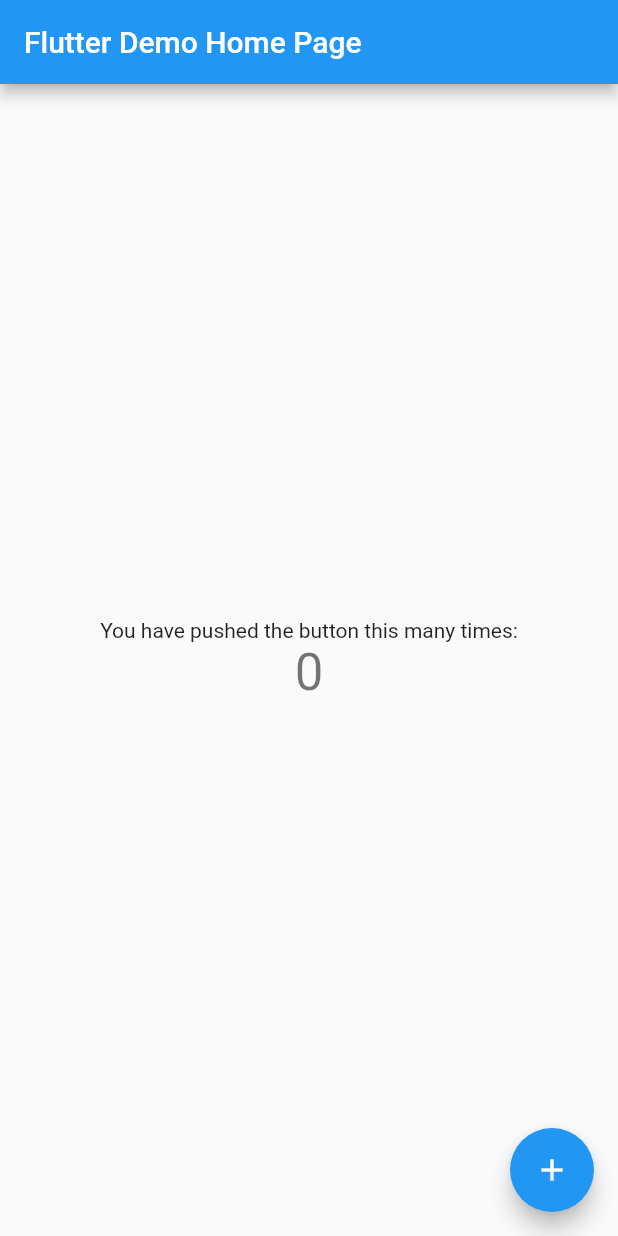
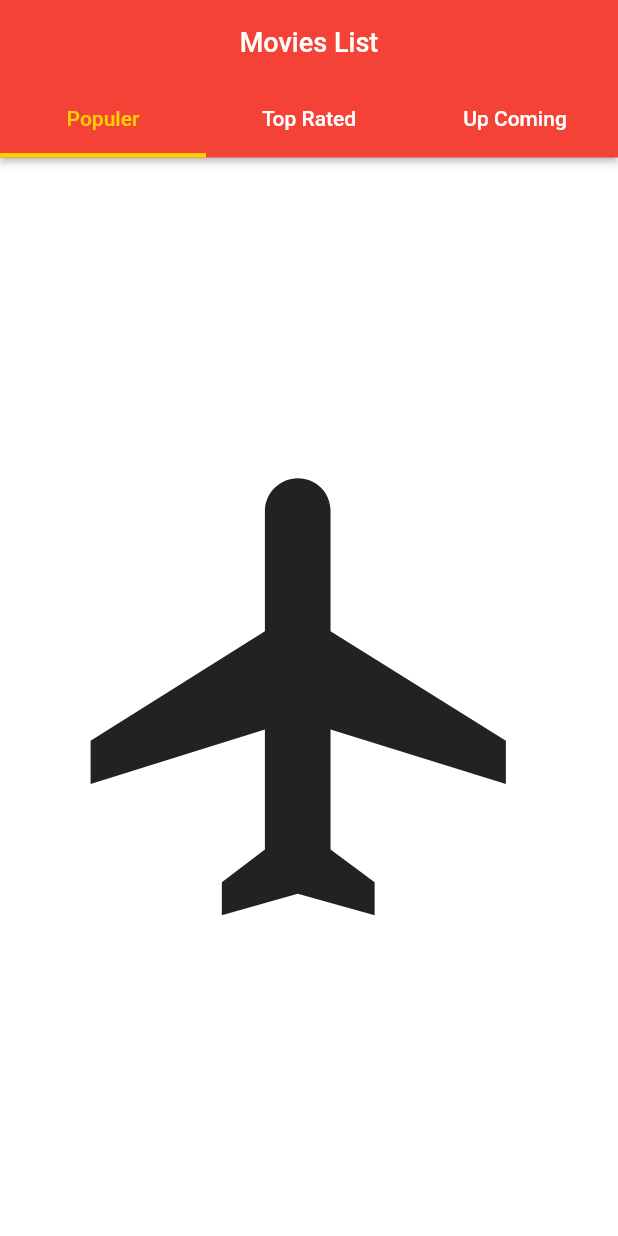
Before and after one commit to jaysadhu2141/MovieApp, a Flutter app: the screen it shows after launch, on a phone screen of 412 x 824 dp. Run offline on Flutter 3.47's test engine with Material 2 defaults, Android fonts, the phone set to English and light mode, and no system bars; our stand-ins replace connectivity_plus, fluttertoast, get, shared_preferences; network calls fail.

Commit message:
populer movie listing api

```diff
--- /dev/null
+++ b/lib/binding/homebinding.dart
@@ -0,0 +1,12 @@
+import 'package:get/instance_manager.dart';
+import 'package:movieapp/controller/homecontroller.dart';
+
+
+
+class HomeBinding extends Bindings{
+  @override
+  void dependencies() {
+    Get.lazyPut<HomeController>(() =>  HomeController());
+  }
+
+}
--- /dev/null
+++ b/lib/controller/base_controller.dart
@@ -0,0 +1,10 @@
+import 'package:get/get_state_manager/src/simple/get_controllers.dart';
+
+class BaseController extends GetxController {
+
+  void errorHandler() {
+
+
+  }
+
+}
--- /dev/null
+++ b/lib/controller/homecontroller.dart
@@ -0,0 +1,38 @@
+import 'package:flutter/material.dart';
+import 'package:get/get.dart';
+import 'package:movieapp/Model/model_get_populer_movies.dart';
+import 'package:movieapp/api/api_repositary.dart';
+import 'package:movieapp/controller/base_controller.dart';
+import 'package:movieapp/device/app_utility.dart';
+import 'package:movieapp/resource/app_string.dart';
+
+class HomeController extends BaseController {
+  @override
+  void errorHandler() {
+
+  }
+  @override
+  void onInit() {
+    super.onInit();
+    getPopularMovie();
+  }
+
+  Rx<ModelGetPopulerMovie> popularMovieDetails = ModelGetPopulerMovie().obs;
+  RxBool isApiLoading = true.obs;
+  BuildContext? context;
+
+  getPopularMovie() async {
+    isApiLoading.value = true;
+    ModelGetPopulerMovie? master =
+    await ApiRepository().getPopularMovie(onNoInternet: () {
+      AppUtility.showRedToastMessage(context, AppStrings.strNoInternetConnection);
+    });
+      if (master != null) {
+        isApiLoading.value = false;
+        popularMovieDetails.value = master;
+      } else {
+        AppUtility.showRedToastMessage(context, 'data not found');
+      }
+  }
+
+}
--- /dev/null
+++ b/lib/device/app_utility.dart
@@ -0,0 +1,90 @@
+
+import 'package:flutter/material.dart';
+import 'package:fluttertoast/fluttertoast.dart';
+import 'package:movieapp/resource/app_colors.dart';
+
+class AppUtility {
+  static bool isShowing = false;
+
+  static void showProgressDialog(BuildContext context, {from}) {
+    isShowing = true;
+    showDialog(
+        barrierDismissible: false,
+        useSafeArea: true,
+        context: context,
+        builder: (context) {
+          return WillPopScope(
+            onWillPop: () => Future.value(false),
+            child: Center(
+              child: Container(
+                padding: const EdgeInsets.all(10.0),
+                height: 100.0,
+                width: 100.0,
+                decoration: BoxDecoration(
+                    color: Colors.white,
+                    borderRadius: BorderRadius.circular(20.0)),
+                child: Center(
+                  child: CircularProgressIndicator(
+                    valueColor: AlwaysStoppedAnimation<Color>(
+                        AppColors.red),
+                  ),
+                ),
+              ),
+            ),
+          );
+        });
+  }
+
+  static void hideProgressDialog(BuildContext context) {
+    if (isShowing) {
+      Navigator.of(context, rootNavigator: true).pop('dialog');
+      isShowing = false;
+    }
+  }
+
+  static hideKeyboard(context) {
+    try {
+      FocusScope.of(context).unfocus();
+    } catch (e) {}
+  }
+
+  static void showGreenToastMessage(context, String message) {
+    FToast fToast = FToast().init(context);
+    fToast.showToast(
+        toastDuration: const Duration(seconds: 2),
+        child: Container(
+          alignment: Alignment.center,
+          width: double.infinity,
+          margin: const EdgeInsets.all(12),
+          padding:
+          const EdgeInsets.only(left: 10, right: 10, top: 10, bottom: 10),
+          decoration:  BoxDecoration(
+              color: AppColors.white,
+              borderRadius: BorderRadius.all(Radius.circular(15))),
+          child: Text(
+            message,
+            style: const TextStyle(color: Colors.white),
+          ),
+        ));
+  }
+
+  static void showRedToastMessage(context, String message) {
+    FToast fToast = FToast().init(context);
+    fToast.showToast(
+        toastDuration: const Duration(seconds: 2),
+        child: Container(
+          alignment: Alignment.center,
+          width: double.infinity,
+          margin: const EdgeInsets.all(12),
+          padding:
+          const EdgeInsets.only(left: 10, right: 10, top: 10, bottom: 10),
+          decoration:  BoxDecoration(
+              color: AppColors.white,
+              borderRadius: const BorderRadius.all(Radius.circular(15))),
+          child: Text(
+            message,
+            style: const TextStyle(color: Colors.red),
+          ),
+        ));
+  }
+}
--- a/lib/main.dart
+++ b/lib/main.dart
@@ -1,115 +1,29 @@
 import 'package:flutter/material.dart';
+import 'package:get/get.dart';
+
+import 'routes/get_routes.dart';
+import 'screen/home.dart';
+
+
+
 
 void main() {
   runApp(const MyApp());
 }
 
+
 class MyApp extends StatelessWidget {
-  const MyApp({super.key});
+  const MyApp({Key? key}) : super(key: key);
 
   // This widget is the root of your application.
   @override
   Widget build(BuildContext context) {
-    return MaterialApp(
-      title: 'Flutter Demo',
-      theme: ThemeData(
-        // This is the theme of your application.
-        //
-        // Try running your application with "flutter run". You'll see the
-        // application has a blue toolbar. Then, without quitting the app, try
-        // changing the primarySwatch below to Colors.green and then invoke
-        // "hot reload" (press "r" in the console where you ran "flutter run",
-        // or simply save your changes to "hot reload" in a Flutter IDE).
-        // Notice that the counter didn't reset back to zero; the application
-        // is not restarted.
-        primarySwatch: Colors.blue,
-      ),
-      home: const MyHomePage(title: 'Flutter Demo Home Page'),
+    return GetMaterialApp(
+      debugShowCheckedModeBanner: false,
+      title: 'Movie App',
+      theme: ThemeData(primarySwatch: Colors.red),
+      home: Home(),
+      getPages: AppPages.pages,
     );
   }
 }
-
-class MyHomePage extends StatefulWidget {
-  const MyHomePage({super.key, required this.title});
-
-  // This widget is the home page of your application. It is stateful, meaning
-  // that it has a State object (defined below) that contains fields that affect
-  // how it looks.
-
-  // This class is the configuration for the state. It holds the values (in this
-  // case the title) provided by the parent (in this case the App widget) and
-  // used by the build method of the State. Fields in a Widget subclass are
-  // always marked "final".
-
-  final String title;
-
-  @override
-  State<MyHomePage> createState() => _MyHomePageState();
-}
-
-class _MyHomePageState extends State<MyHomePage> {
-  int _counter = 0;
-
-  void _incrementCounter() {
-    setState(() {
-      // This call to setState tells the Flutter framework that something has
-      // changed in this State, which causes it to rerun the build method below
-      // so that the display can reflect the updated values. If we changed
-      // _counter without calling setState(), then the build method would not be
-      // called again, and so nothing would appear to happen.
-      _counter++;
-    });
-  }
-
-  @override
-  Widget build(BuildContext context) {
-    // This method is rerun every time setState is called, for instance as done
-    // by the _incrementCounter method above.
-    //
-    // The Flutter framework has been optimized to make rerunning build methods
-    // fast, so that you can just rebuild anything that needs updating rather
-    // than having to individually change instances of widgets.
-    return Scaffold(
-      appBar: AppBar(
-        // Here we take the value from the MyHomePage object that was created by
-        // the App.build method, and use it to set our appbar title.
-        title: Text(widget.title),
-      ),
-      body: Center(
-        // Center is a layout widget. It takes a single child and positions it
-        // in the middle of the parent.
-        child: Column(
-          // Column is also a layout widget. It takes a list of children and
-          // arranges them vertically. By default, it sizes itself to fit its
-          // children horizontally, and tries to be as tall as its parent.
-          //
-          // Invoke "debug painting" (press "p" in the console, choose the
-          // "Toggle Debug Paint" action from the Flutter Inspector in Android
-          // Studio, or the "Toggle Debug Paint" command in Visual Studio Code)
-          // to see the wireframe for each widget.
-          //
-          // Column has various properties to control how it sizes itself and
-          // how it positions its children. Here we use mainAxisAlignment to
-          // center the children vertically; the main axis here is the vertical
-          // axis because Columns are vertical (the cross axis would be
-          // horizontal).
-          mainAxisAlignment: MainAxisAlignment.center,
-          children: <Widget>[
-            const Text(
-              'You have pushed the button this many times:',
-            ),
-            Text(
-              '$_counter',
-              style: Theme.of(context).textTheme.headline4,
-            ),
-          ],
-        ),
-      ),
-      floatingActionButton: FloatingActionButton(
-        onPressed: _incrementCounter,
-        tooltip: 'Increment',
-        child: const Icon(Icons.add),
-      ), // This trailing comma makes auto-formatting nicer for build methods.
-    );
-  }
-}
--- /dev/null
+++ b/lib/resource/app_colors.dart
@@ -0,0 +1,12 @@
+import 'package:flutter/material.dart';
+
+class AppColors {
+  static Color red = Colors.red;
+  static Color white = Colors.white;
+  static Color black = Colors.black;
+  static Color yellow = const Color(0xFFFFCE03);
+  static Color tableHeaderBG = const Color(0xFF444444);
+  static Color greyColor = const Color(0xff9e9e9e);
+  static Color lightgreyColor = const Color(0xfff1f1f1);
+  static Color lightBorder = const Color(0xff44444440);
+}
--- /dev/null
+++ b/lib/resource/app_string.dart
@@ -0,0 +1,5 @@
+class AppStrings {
+
+  static const String strNoInternetConnection = 'No Internet Connection';
+
+}
--- /dev/null
+++ b/lib/routes/get_routes.dart
@@ -0,0 +1,14 @@
+import 'package:get/get_navigation/src/routes/get_route.dart';
+import 'package:movieapp/binding/homebinding.dart';
+import 'package:movieapp/screen/home.dart';
+
+
+class AppPages {
+  static final List<GetPage> pages = [
+    GetPage(
+      name: Home.pageId,
+      page: () => Home(),
+      binding: HomeBinding(),
+    ),
+  ];
+}
--- /dev/null
+++ b/lib/screen/home.dart
@@ -0,0 +1,75 @@
+import 'package:flutter/material.dart';
+import 'package:get/get.dart';
+import 'package:movieapp/controller/homecontroller.dart';
+import 'package:movieapp/resource/app_colors.dart';
+
+
+class Home extends GetView<HomeController> {
+  Home({Key? key}) : super(key: key);
+  static String pageId = "/home";
+  final controllerr = Get.put(HomeController());
+
+
+  @override
+  Widget build(BuildContext context) {
+    return DefaultTabController(
+      length: 3,
+      child: Scaffold(
+        backgroundColor: AppColors.white,
+        appBar: AppBar(
+          iconTheme: IconThemeData(color: AppColors.black),
+          elevation: 2,
+          backgroundColor: AppColors.red,
+          centerTitle: true,
+
+          title: Text(
+            'Movies List',
+            style: TextStyle(
+                fontSize: 18,
+                color: AppColors.white,
+                fontWeight: FontWeight.w500),
+          ),
+          bottom: TabBar(
+            indicatorColor: AppColors.yellow,
+            onTap: (int index){
+              if(index == 0){
+                 controllerr.getPopularMovie();
+              }
+              else if (index == 1){
+
+              }
+              else{
+
+              }
+            },
+            labelColor: AppColors.yellow,
+            unselectedLabelColor: AppColors.white,
+            indicatorWeight: 3.0,
+            tabs: [
+              Tab(text: 'Populer',),
+              Tab(text: 'Top Rated'),
+              Tab(text: 'Up Coming'),
+            ],
+          ),
+        ),
+        body: TabBarView(
+          children: [
+            Icon(Icons.flight, size: 350),
+            Icon(Icons.directions_transit, size: 350),
+            Icon(Icons.directions_car, size: 350),
+          ],
+        ),
+        // SingleChildScrollView(
+        //   child: Padding(
+        //     padding: const EdgeInsets.all(15.0),
+        //     child: Column(
+        //       children: [
+        //
+        //       ],
+        //     ),
+        //   ),
+        // ),
+      ),
+    );
+  }
+}
--- a/pubspec.yaml
+++ b/pubspec.yaml
@@ -34,6 +34,12 @@ dependencies:
   # The following adds the Cupertino Icons font to your application.
   # Use with the CupertinoIcons class for iOS style icons.
   cupertino_icons: ^1.0.2
+  get: ^4.6.5
+  connectivity_plus: ^3.0.3
+  http: ^0.13.5
+  shared_preferences: ^2.0.18
+  toast: ^0.3.0
+  fluttertoast: ^8.2.1
 
 dev_dependencies:
   flutter_test:
```
Also changed, not shown: lib/Model/model_get_populer_movies.dart (added, +100 -0 lines), lib/api/api_path.dart (added, +9 -0 lines), lib/api/api_repositary.dart (added, +121 -0 lines), lib/device/device_utils.dart (added, +38 -0 lines), lib/resource/app_prefrence.dart (added, +68 -0 lines), pubspec.lock.
